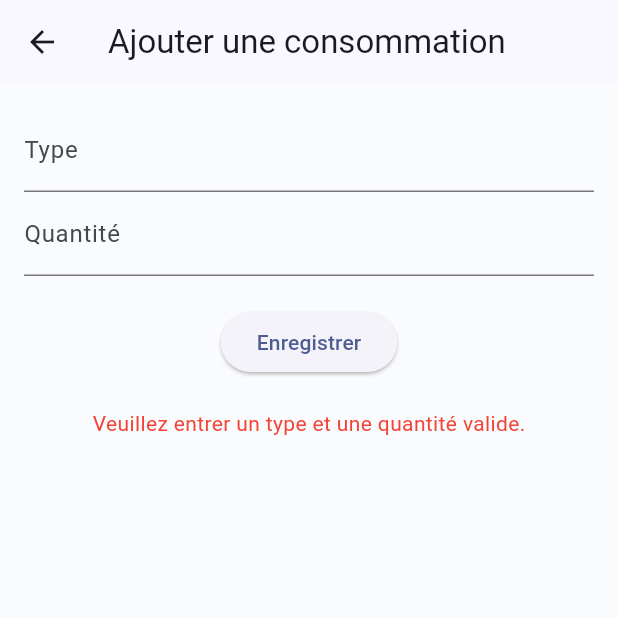
After one commit to LaChancee/hygie-mobile, a Flutter app: the ConsommationFormScreen screen opened directly, after a tap on "Enregistrer", on a phone screen of 412 x 824 dp, the top half of it. The commit adds this screen. Run offline on Flutter 3.47's test engine with Material 3 defaults, Android fonts, the light colour scheme and no system bars; our stand-ins replace cloud_firestore, firebase_auth, firebase_core; accounts and stored records are empty; network calls fail.

Commit message:
ajout de differents ecrans

```diff
--- a/lib/main.dart
+++ b/lib/main.dart
@@ -5,12 +5,15 @@ import 'package:firebase_auth/firebase_auth.dart';
 import 'package:hygie_mobile/presentation/authentification/auth_screen.dart';
 import 'package:hygie_mobile/presentation/home_page.dart';
 import 'commons/colors.dart';
+import 'package:intl/date_symbol_data_local.dart';
 
 void main() async {
   WidgetsFlutterBinding.ensureInitialized();
   await Firebase.initializeApp(
     options: DefaultFirebaseOptions.currentPlatform,
   );
+  WidgetsFlutterBinding.ensureInitialized(); // Pour assurer l'initialisation correcte
+  await initializeDateFormatting('fr', null); // Charge les données pour le français
   runApp(const MyApp());
 }
 
--- /dev/null
+++ b/lib/presentation/dashboard/consommation_form_screen.dart
@@ -0,0 +1,88 @@
+import 'package:flutter/material.dart';
+import 'package:cloud_firestore/cloud_firestore.dart';
+
+class ConsommationFormScreen extends StatefulWidget {
+  @override
+  _ConsommationFormScreenState createState() => _ConsommationFormScreenState();
+}
+
+class _ConsommationFormScreenState extends State<ConsommationFormScreen> {
+  final _typeController = TextEditingController();
+  final _quantiteController = TextEditingController();
+  String _errorMessage = '';
+
+  Future<void> _addConsommation() async {
+    final type = _typeController.text.trim();
+    final quantite = int.tryParse(_quantiteController.text.trim());
+    if (type.isEmpty || quantite == null) {
+      setState(() {
+        _errorMessage = "Veuillez entrer un type et une quantité valide.";
+      });
+      return;
+    }
+
+    try {
+      final now = DateTime.now();
+      final consommation = {
+        'type': type,
+        'quantité': quantite,
+        'dateConsommation': now.toIso8601String(),
+        'objectifId': null, // Ajoutez un objectifId si nécessaire
+        'createdAt': now.toIso8601String(),
+        'updatedAt': now.toIso8601String(),
+      };
+
+      await FirebaseFirestore.instance.collection('consommations').add(consommation);
+      Navigator.of(context).pop(); // Retour à l'écran précédent après ajout
+    } catch (e) {
+      setState(() {
+        _errorMessage = "Erreur lors de l'ajout : ${e.toString()}";
+      });
+    }
+  }
+
+  @override
+  Widget build(BuildContext context) {
+    return Scaffold(
+      appBar: AppBar(
+        title: const Text('Ajouter une consommation'),
+      ),
+      body: Padding(
+        padding: const EdgeInsets.all(16.0),
+        child: Column(
+          children: [
+            TextField(
+              controller: _typeController,
+              decoration: InputDecoration(labelText: 'Type'),
+            ),
+            TextField(
+              controller: _quantiteController,
+              decoration: InputDecoration(labelText: 'Quantité'),
+              keyboardType: TextInputType.number,
+            ),
+            const SizedBox(height: 20),
+            ElevatedButton(
+              onPressed: _addConsommation,
+              child: const Text('Enregistrer'),
+            ),
+            if (_errorMessage.isNotEmpty)
+              Padding(
+                padding: const EdgeInsets.only(top: 20),
+                child: Text(
+                  _errorMessage,
+                  style: TextStyle(color: Colors.red),
+                ),
+              ),
+          ],
+        ),
+      ),
+    );
+  }
+
+  @override
+  void dispose() {
+    _typeController.dispose();
+    _quantiteController.dispose();
+    super.dispose();
+  }
+}
```
Also changed, not shown: lib/commons/header.dart (+13 -4 lines), lib/presentation/authentification/auth_screen.dart (+47 -11 lines), lib/presentation/dashboard/header_dashboard.dart (+24 -20 lines), lib/presentation/journal/journal_page.dart (+66 -46 lines), lib/presentation/objectifs/choisir_objectif_page.dart (added, +72 -0 lines), lib/presentation/objectifs/objectif_page.dart (+7 -0 lines), lib/presentation/profil/profil_screen.dart (added, +53 -0 lines).
